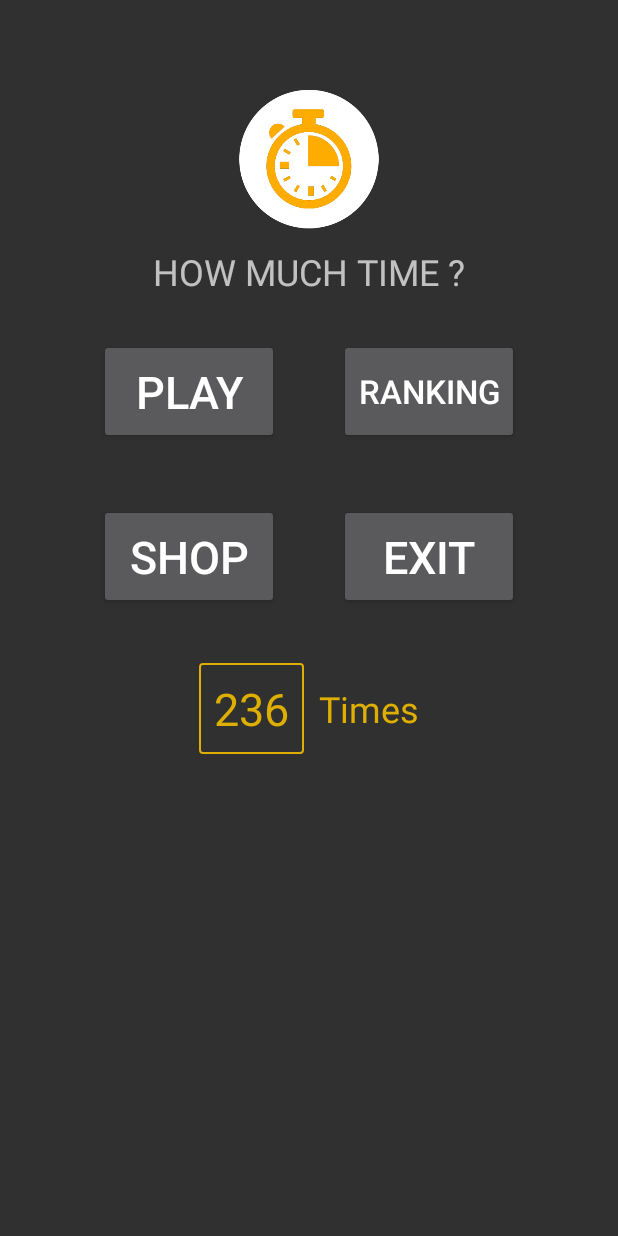
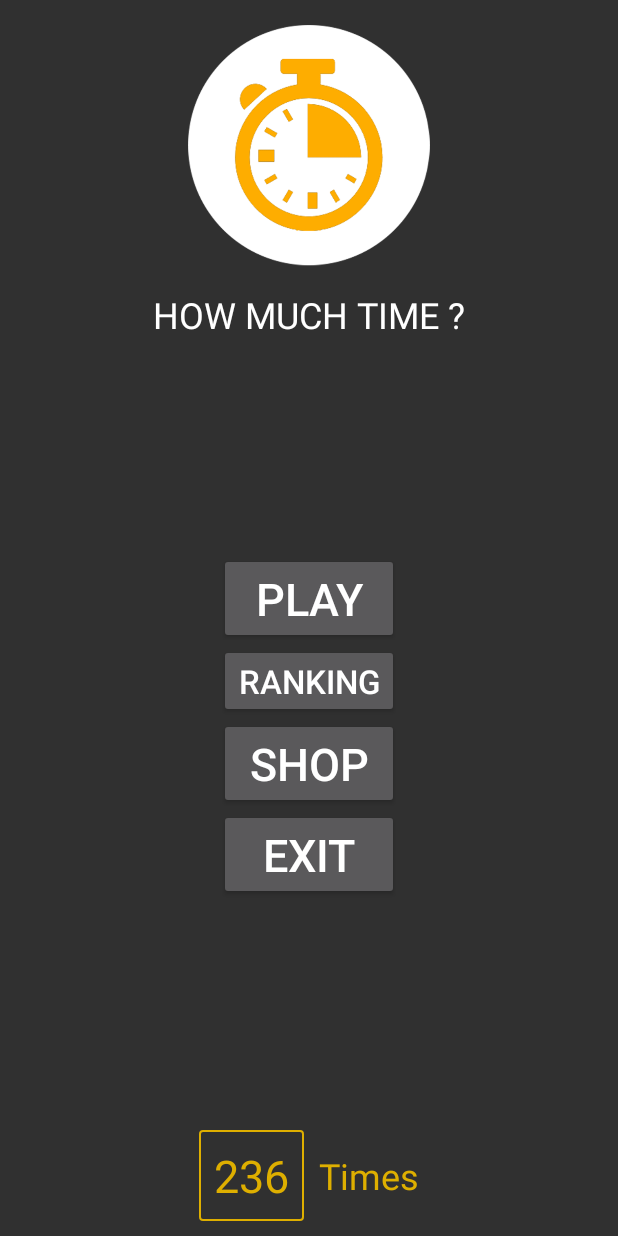
Before and after one commit to chrysler5798/howmuchtime, an Android app: the MainActivity screen opened directly, with no data from a screen before it, on a phone screen of 412 x 824 dp. Run offline under Robolectric (Android 15) with nearby library versions, the phone set to English and light mode, and no system bars.

Commit message:
-Reprise du projet -Rename du package -Fix sur le layout de la MainActivity

```diff
--- a/app/src/main/AndroidManifest.xml
+++ b/app/src/main/AndroidManifest.xml
@@ -1,6 +1,6 @@
 <?xml version="1.0" encoding="utf-8"?>
 <manifest xmlns:android="http://schemas.android.com/apk/res/android"
-    package="com.byethost6.thefreelancer.howmuchtime">
+    package="com.khrys.howmuchtime">
 
     <application
         android:allowBackup="true"
--- a/app/src/main/res/layout/activity_main.xml
+++ b/app/src/main/res/layout/activity_main.xml
@@ -1,128 +1,102 @@
 <?xml version="1.0" encoding="utf-8"?>
-<RelativeLayout xmlns:android="http://schemas.android.com/apk/res/android"
+<LinearLayout xmlns:android="http://schemas.android.com/apk/res/android"
     xmlns:app="http://schemas.android.com/apk/res-auto"
     xmlns:tools="http://schemas.android.com/tools"
-    android:id="@+id/activity_main"
     android:layout_width="match_parent"
     android:layout_height="match_parent"
-    tools:context="com.byethost6.thefreelancer.howmuchtime.MainActivity">
+    android:gravity="center"
+    android:orientation="vertical">
+
+    <ImageView
+        android:id="@+id/imageView"
+        android:layout_width="173dp"
+        android:layout_height="wrap_content"
+        android:layout_marginTop="10dp"
+        android:adjustViewBounds="true"
+        app:srcCompat="@drawable/splashlogo" />
 
     <TextView
+        android:id="@+id/textView"
+        android:layout_width="match_parent"
+        android:layout_height="wrap_content"
+        android:gravity="center_vertical"
+        android:paddingTop="10dp"
         android:text="@string/app_name"
-        android:layout_width="wrap_content"
-        android:layout_below="@+id/imageView"
-        android:layout_centerHorizontal="true"
-        android:id="@+id/textView"
         android:textAlignment="center"
         android:textAllCaps="true"
-        android:gravity="center_vertical"
-        android:textSize="24sp"
-        android:layout_height="50dp" />
+        android:textColor="@android:color/white"
+        android:textSize="24sp" />
 
-    <ImageView
-        android:layout_height="wrap_content"
-        app:srcCompat="@drawable/splashlogo"
-        android:id="@+id/imageView"
-        android:adjustViewBounds="true"
-        android:layout_width="100dp"
-        android:layout_marginTop="56dp"
-        android:layout_alignParentTop="true"
-        android:layout_centerHorizontal="true" />
-
-    <TableLayout
-        android:id="@+id/tableLayout"
+    <Space
         android:layout_width="match_parent"
-        android:layout_height="wrap_content"
-        android:layout_below="@+id/textView"
-        android:layout_alignParentLeft="true"
-        android:layout_alignParentStart="true">
-
-        <TableRow
-            android:layout_width="match_parent"
-            android:layout_height="match_parent"
-            android:gravity="center">
+        android:layout_height="0dp"
+        android:layout_weight="1" />
 
     <Button
         android:id="@+id/mainbutton1"
-                android:layout_margin="@dimen/activity_main_margin_button"
+        android:layout_width="@dimen/activity_main_width_button"
+        android:layout_height="wrap_content"
         android:text="@string/menu_play"
-                android:layout_height="@dimen/activity_main_height_button"
-                android:layout_width="@dimen/activity_main_width_button"
         android:textSize="30sp"
         tools:ignore="ButtonStyle" />
 
     <Button
-                android:layout_height="@dimen/activity_main_height_button"
+        android:id="@+id/mainbutton2"
         android:layout_width="@dimen/activity_main_width_button"
-                android:id="@+id/mainbutton2"
-                android:layout_margin="@dimen/activity_main_margin_button"
+        android:layout_height="wrap_content"
         android:text="@string/menu_ranking"
         android:textSize="22sp"
         tools:ignore="ButtonStyle" />
-        </TableRow>
-
-        <TableRow
-            android:layout_width="match_parent"
-            android:layout_height="match_parent"
-            android:gravity="center">
 
     <Button
-                android:layout_height="@dimen/activity_main_height_button"
+        android:id="@+id/mainbutton3"
         android:layout_width="@dimen/activity_main_width_button"
-                android:id="@+id/mainbutton3"
-                android:layout_margin="@dimen/activity_main_margin_button"
+        android:layout_height="wrap_content"
         android:text="@string/menu_shop"
         android:textSize="30sp"
         tools:ignore="ButtonStyle" />
 
     <Button
-                android:layout_height="@dimen/activity_main_height_button"
+        android:id="@+id/mainbutton4"
         android:layout_width="@dimen/activity_main_width_button"
-                android:id="@+id/mainbutton4"
-                android:layout_margin="@dimen/activity_main_margin_button"
+        android:layout_height="wrap_content"
         android:text="@string/menu_exit"
         android:textSize="30sp"
         tools:ignore="ButtonStyle" />
 
-        </TableRow>
-
-    </TableLayout>
+    <Space
+        android:layout_width="match_parent"
+        android:layout_height="0dp"
+        android:layout_weight="1" />
 
     <LinearLayout
-        android:orientation="horizontal"
         android:layout_width="match_parent"
         android:layout_height="wrap_content"
+        android:layout_marginBottom="10dp"
+        android:layout_marginTop="10dp"
         android:gravity="center"
-        android:layout_below="@+id/tableLayout"
-        android:layout_alignParentLeft="true"
-        android:layout_alignParentStart="true"
-        android:layout_marginTop="16dp">
+        android:orientation="horizontal">
 
         <TextView
-            android:text="500"
+            android:id="@+id/textView2"
             android:layout_width="wrap_content"
             android:layout_height="wrap_content"
-            android:id="@+id/textView2"
-            android:textSize="30sp"
-            android:textColor="@color/colorPrimary"
-            android:textAlignment="center"
             android:background="@drawable/back"
             android:padding="10dp"
-            android:layout_below="@+id/tableLayout"
-            android:layout_centerHorizontal="true" />
+            android:text="500"
+            android:textAlignment="center"
+            android:textColor="@color/colorPrimary"
+            android:textSize="30sp" />
 
         <TextView
-            android:text="Times"
+            android:id="@+id/textView3"
             android:layout_width="wrap_content"
             android:layout_height="match_parent"
-            android:layout_alignBottom="@+id/textView2"
-            android:layout_toRightOf="@+id/textView2"
-            android:layout_toEndOf="@+id/textView2"
-            android:id="@+id/textView3"
-            android:textSize="24sp"
+            android:layout_marginStart="10dp"
+            android:gravity="center_vertical"
+            android:text="Times"
             android:textColor="@color/colorPrimary"
-            android:layout_marginStart="10dp"
-            android:gravity="center_vertical" />
+            android:textSize="24sp" />
     </LinearLayout>
 
-</RelativeLayout>
+</LinearLayout>
--- a/build.gradle
+++ b/build.gradle
@@ -5,7 +5,7 @@ buildscript {
         jcenter()
     }
     dependencies {
-        classpath 'com.android.tools.build:gradle:2.2.2'
+        classpath 'com.android.tools.build:gradle:2.3.0'
 
         // NOTE: Do not place your application dependencies here; they belong
         // in the individual module build.gradle files
```
Also changed, not shown: app/build.gradle (+5 -5 lines), app/src/main/java/com/khrys/howmuchtime/MainActivity.java (renamed from app/src/main/java/com/byethost6/thefreelancer/howmuchtime/MainActivity.java, +9 -3 lines), app/src/main/java/com/khrys/howmuchtime/SplashActivity.java (renamed from app/src/main/java/com/byethost6/thefreelancer/howmuchtime/SplashActivity.java, +8 -11 lines), gradle/wrapper/gradle-wrapper.properties, 4 other files. Lines whose indentation alone changed are shown as unchanged.
